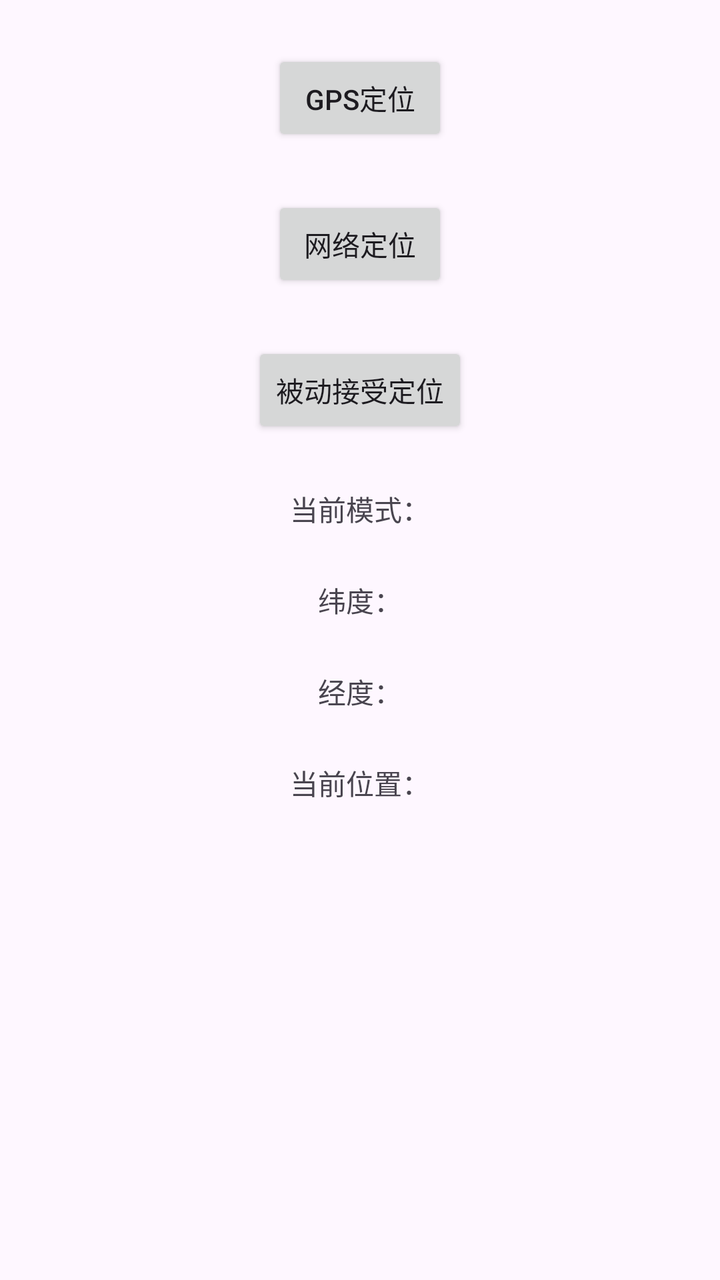
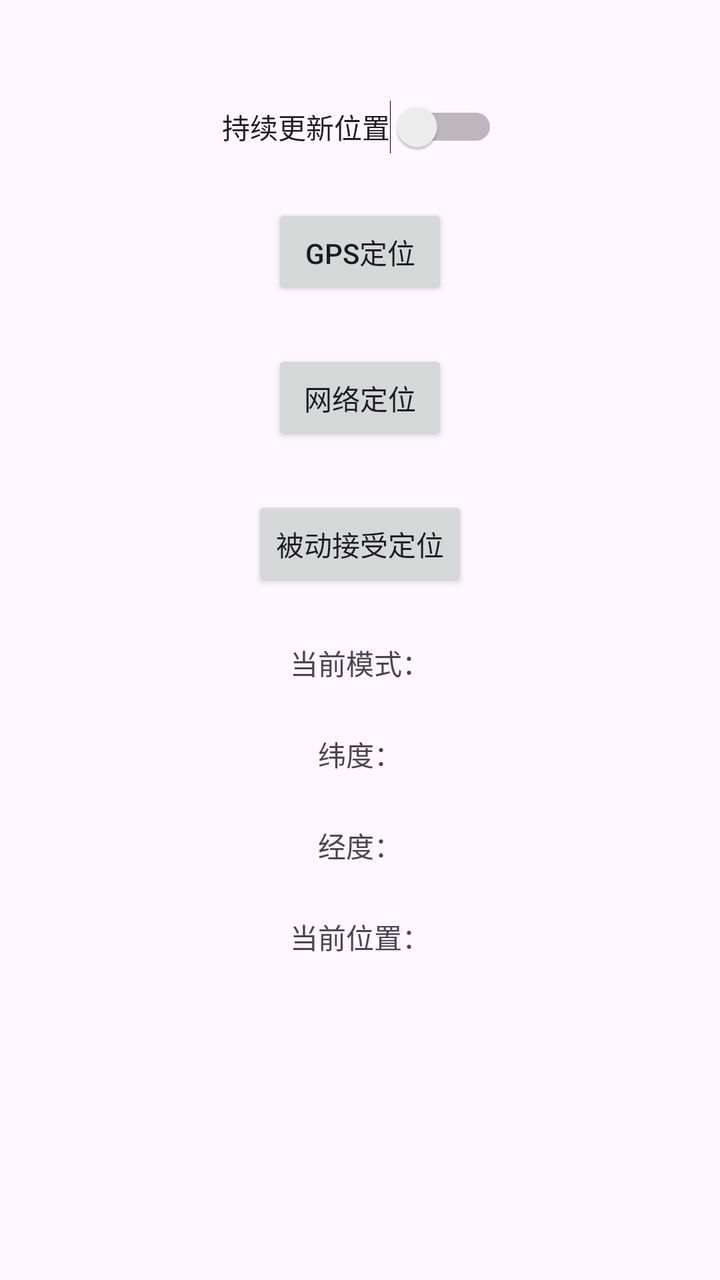

The first picture is an Android layout as it rendered before a commit; the second is the same layout after the commit. The layout source and the unified diff follow.
<!-- AndroidManifest.xml: application theme Theme.LocationManagerDemo -->
<!-- res/layout/activity_main.xml -->
<?xml version="1.0" encoding="utf-8"?>
<LinearLayout xmlns:android="http://schemas.android.com/apk/res/android"
    xmlns:app="http://schemas.android.com/apk/res-auto"
    xmlns:tools="http://schemas.android.com/tools"
    android:layout_width="match_parent"
    android:layout_height="match_parent"
    android:orientation="vertical"
    tools:context=".MainActivity">

    <Button
        android:id="@+id/GPS"
        android:text="GPS定位"
        android:layout_width="wrap_content"
        android:layout_height="wrap_content"
        android:layout_gravity="center_horizontal"
        android:layout_marginTop="25dp"/>

    <Button
        android:id="@+id/NET"
        android:text="网络定位"
        android:layout_width="wrap_content"
        android:layout_height="wrap_content"
        android:layout_gravity="center_horizontal"
        android:layout_marginTop="25dp"/>

    <Button
        android:id="@+id/PASSIVE"
        android:text="被动接受定位"
        android:layout_width="wrap_content"
        android:layout_height="wrap_content"
        android:layout_gravity="center_horizontal"
        android:layout_marginTop="25dp"/>

    <TextView
        android:id="@+id/type"
        android:layout_width="wrap_content"
        android:layout_height="wrap_content"
        android:text="当前模式："
        android:layout_gravity="center_horizontal"
        android:layout_marginTop="25dp"/>

    <TextView
        android:id="@+id/tv_latitude"
        android:layout_width="wrap_content"
        android:layout_height="wrap_content"
        android:text="纬度："
        android:layout_gravity="center_horizontal"
        android:layout_marginTop="25dp"/>

    <TextView
        android:id="@+id/tv_longitude"
        android:layout_width="wrap_content"
        android:layout_height="wrap_content"
        android:text="经度："
        android:layout_gravity="center_horizontal"
        android:layout_marginTop="25dp"/>

    <TextView
        android:id="@+id/tv_nowAddress"
        android:layout_width="wrap_content"
        android:layout_height="wrap_content"
        android:text="当前位置："
        android:layout_gravity="center_horizontal"
        android:layout_marginTop="25dp"/>

</LinearLayout>
<!-- resources referenced by this layout -->
<resources>
  <style name="Theme.LocationManagerDemo" parent="Base.Theme.LocationManagerDemo" />
  <style name="Base.Theme.LocationManagerDemo" parent="Theme.Material3.DayNight.NoActionBar">
          
          
      </style>
</resources>

<!-- the commit's change to res/layout/activity_main.xml (unified diff, before → after) -->
@@ -6,6 +6,16 @@
     android:layout_height="match_parent"
     android:orientation="vertical"
     tools:context=".MainActivity">
+
+    <Switch
+        android:id="@+id/continuous_update_switch"
+        android:layout_width="wrap_content"
+        android:layout_height="wrap_content"
+        android:layout_gravity="center_horizontal"
+        android:text="持续更新位置"
+        android:checked="false"
+        android:layout_marginTop="50dp"
+        tools:ignore="UseSwitchCompatOrMaterialXml" />
 
     <Button
         android:id="@+id/GPS"
